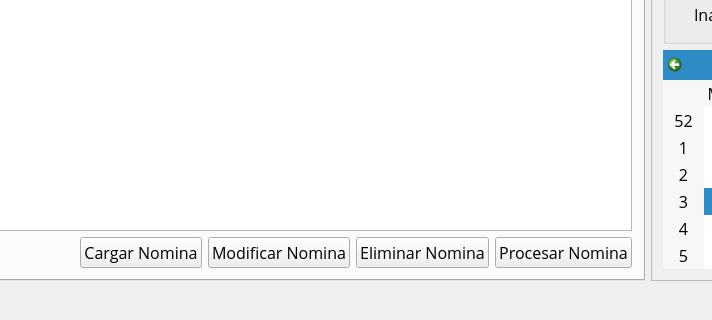
This is mainwindow.ui in kendryfbo/sistema-nomina as Qt 5 draws it before an edit; both pictures show x 166 to 878 and y 381 to 701 of the 1178 by 701 pixel window. The edited form follows.
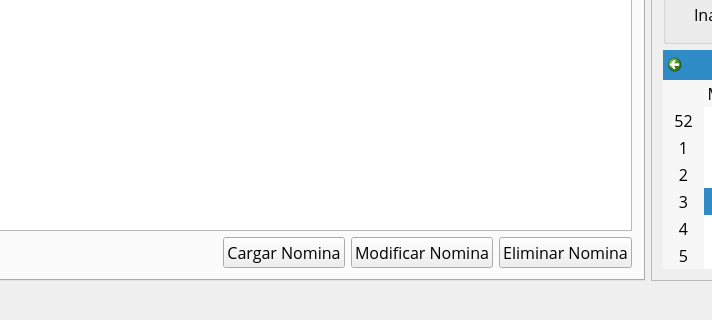
This is the edited form. The open tabs and pages were chosen to show the change. Icons and pictures are not drawn.

Diff of the .ui file:
```diff
--- a/mainwindow.ui
+++ b/mainwindow.ui
@@ -145,13 +145,6 @@
             </property>
            </widget>
           </item>
-          <item>
-           <widget class="QPushButton" name="procesarNomCargadaPushButton">
-            <property name="text">
-             <string>Procesar Nomina</string>
-            </property>
-           </widget>
-          </item>
          </layout>
         </item>
         <item row="0" column="0">
```
Left out of the diff: 4 changed lines with no effect on the pictures.
